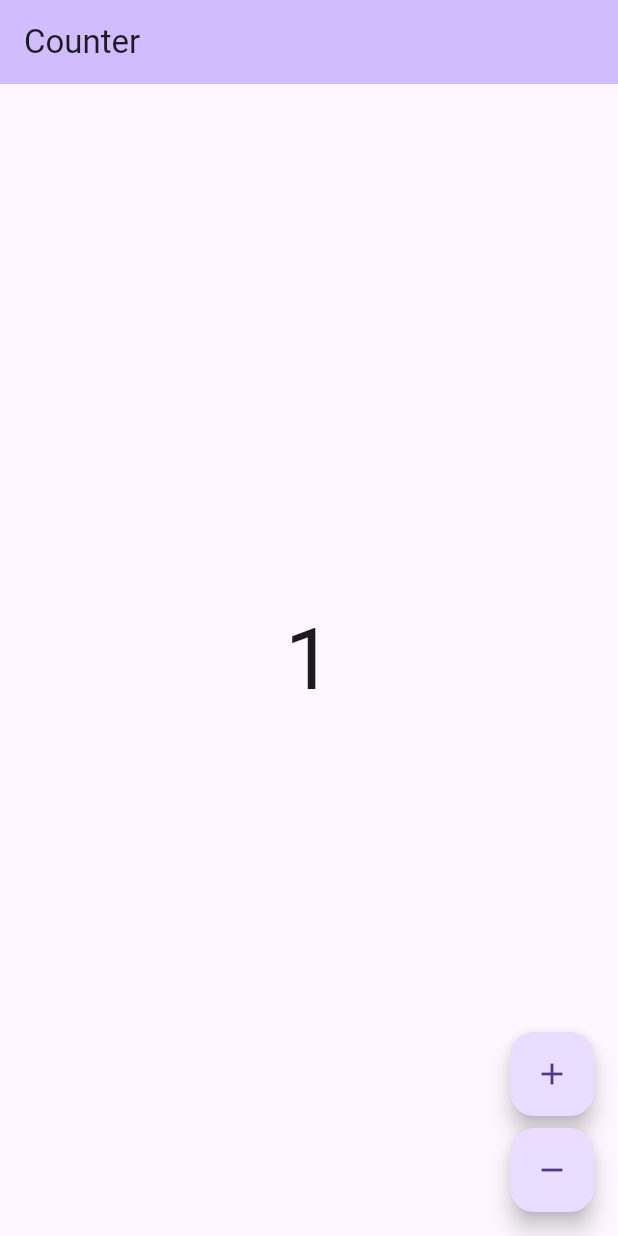
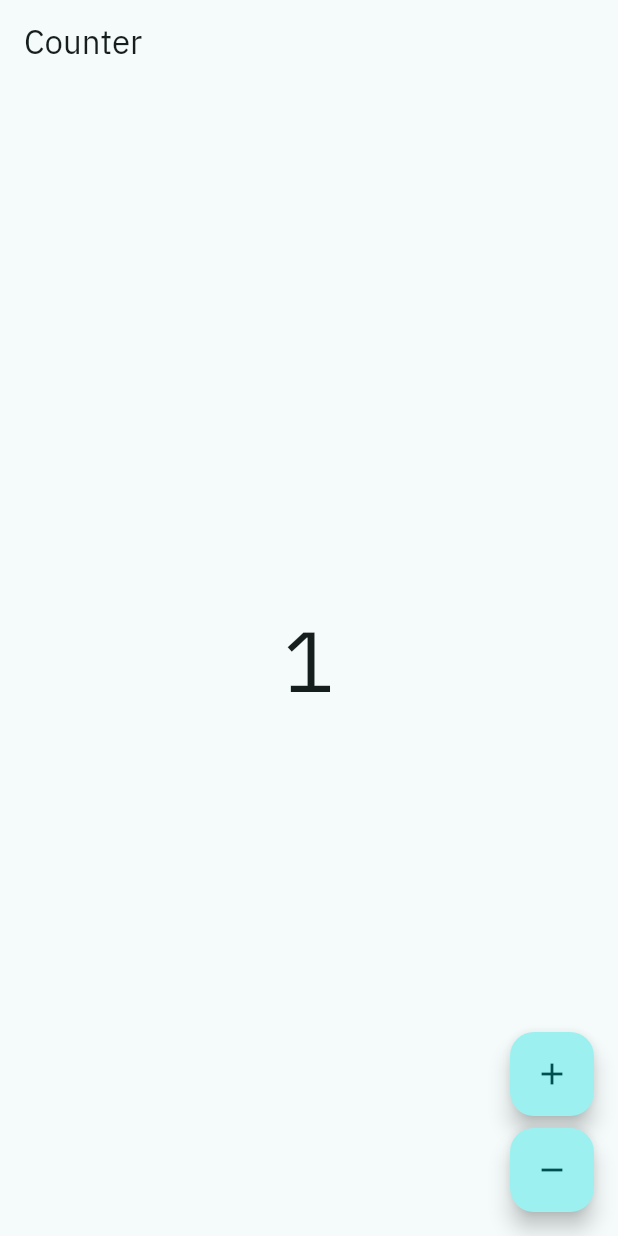
Before and after one commit to NonymousMorlock/chronolator, a Flutter app: the screen it shows after launch, after a tap on the "add" icon, on a phone screen of 412 x 824 dp. Run offline on Flutter 3.47's test engine with Material 3 defaults, Android fonts, the phone set to English and light mode, and no system bars; our stand-ins replace bloc, flutter_bloc, go_router, google_fonts, material_ui; generated files the repository leaves out were written again; project files that could hold a hidden picture were left out.

Commit message:
💉 di: connect application theme mode providers
- Provide theme mode state above the application
- Bind light, dark and high contrast themes to the selected mode

```diff
--- a/lib/src/app/view/app.dart
+++ b/lib/src/app/view/app.dart
@@ -1,20 +1,29 @@
 import 'package:chronolator/counter/counter.dart';
 import 'package:chronolator/l10n/l10n.dart';
+import 'package:chronolator/src/app/theming/chronolator_theme.dart';
+import 'package:chronolator/src/app/theming/providers/theme_cubit.dart';
+import 'package:flutter_bloc/flutter_bloc.dart';
 import 'package:material_ui/material_ui.dart';
 
 class const App({super.key}) extends StatelessWidget {
   @override
   Widget build(BuildContext context) {
-    return MaterialApp(
-      theme: ThemeData(
-        appBarTheme: AppBarTheme(
-          backgroundColor: Theme.of(context).colorScheme.inversePrimary,
-        ),
-        useMaterial3: true,
+    return BlocProvider(
+      create: (_) => ThemeCubit(),
+      child: BlocBuilder<ThemeCubit, ThemeMode>(
+        builder: (context, themeMode) {
+          return MaterialApp(
+            theme: ChronolatorTheme.light,
+            darkTheme: ChronolatorTheme.dark,
+            highContrastTheme: ChronolatorTheme.highContrastLight,
+            highContrastDarkTheme: ChronolatorTheme.highContrastDark,
+            themeMode: themeMode,
+            localizationsDelegates: AppLocalizations.localizationsDelegates,
+            supportedLocales: AppLocalizations.supportedLocales,
+            home: const CounterPage(),
+          );
+        },
       ),
-      localizationsDelegates: AppLocalizations.localizationsDelegates,
-      supportedLocales: AppLocalizations.supportedLocales,
-      home: const CounterPage(),
     );
   }
 }
```
